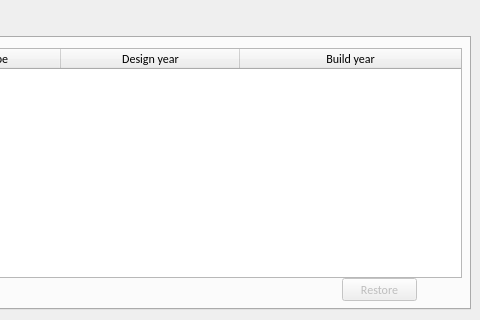
Qt form Hopur21Verkefni/MyComputerScienceList/ui/showtrash.ui (Hopur21/Hopur21) before a commit; both pictures show x 320 to 800 and y 0 to 320 of the 800 by 320 pixel window.
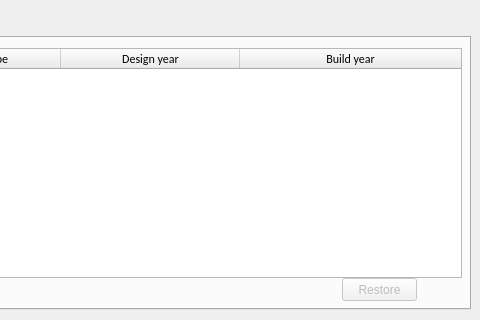
The same form after that commit. Icons and pictures are not drawn.

Commit message: button color ALL!

```diff
--- a/Hopur21Verkefni/MyComputerScienceList/ui/showtrash.ui
+++ b/Hopur21Verkefni/MyComputerScienceList/ui/showtrash.ui
@@ -300,6 +300,9 @@
        <height>23</height>
       </rect>
      </property>
+     <property name="styleSheet">
+      <string notr="true">background-color: rgb(241, 241, 242);</string>
+     </property>
      <property name="text">
       <string>Restore</string>
      </property>
```
The commit also changes 5 other files.
